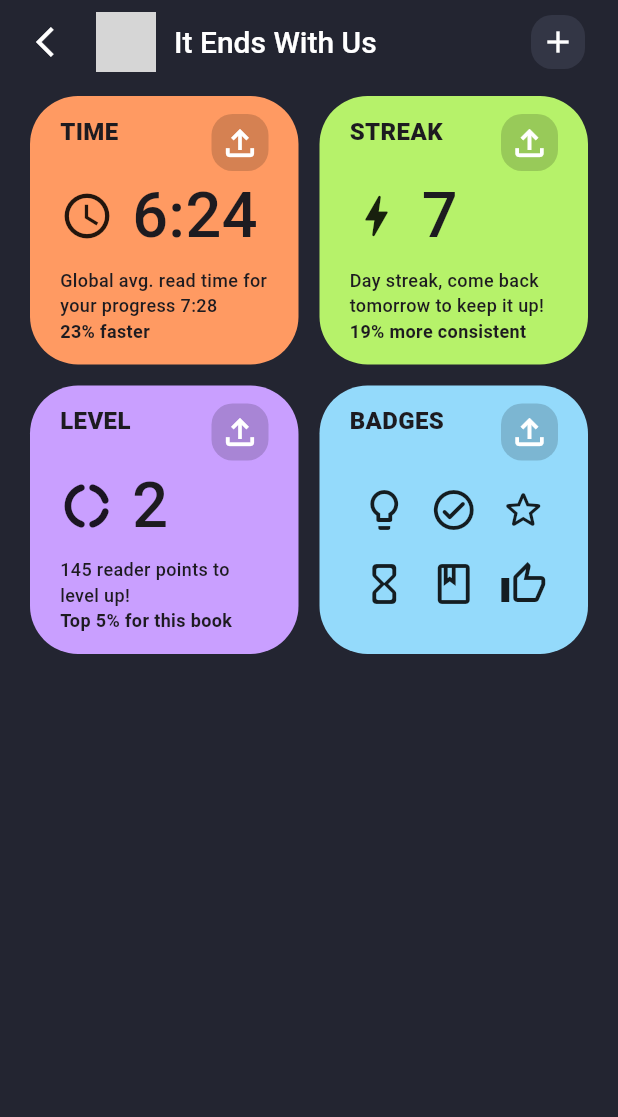
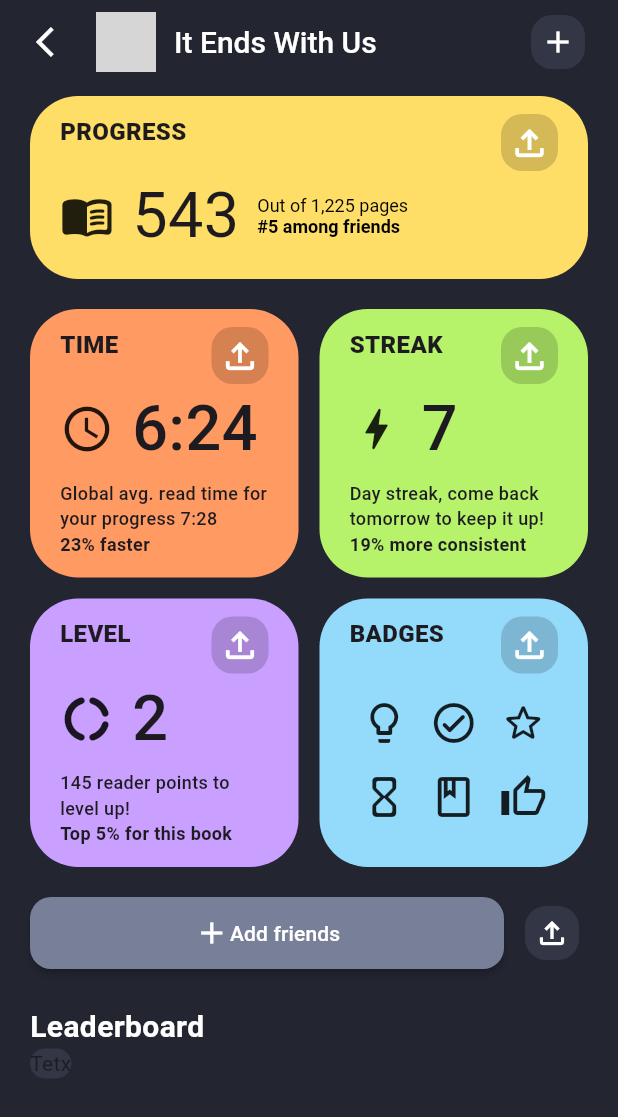
Before and after one commit to VeressIris/flutterUIpractice1, a Flutter app: the screen it shows after launch, on a phone screen of 412 x 824 dp. Shown: the top 1117 px of the screen. Run offline on Flutter 3.47's test engine with Material 3 defaults, Android fonts, the phone set to English and light mode, and no system bars; network calls fail; grey boxes are pictures that could not be loaded.

Commit message:
started leaderboard

```diff
--- a/lib/main.dart
+++ b/lib/main.dart
@@ -1,6 +1,8 @@
 import 'package:flutter/material.dart';
+import 'package:ui_practice_1/widgets/big_data_blob.dart';
 import 'package:ui_practice_1/widgets/data_blob.dart';
 import 'package:ui_practice_1/widgets/data_blob_text_content.dart';
+import 'package:ui_practice_1/widgets/leaderboard.dart';
 
 void main() {
   runApp(const MainApp());
@@ -52,9 +54,34 @@
         ),
         body: Padding(
           padding: const EdgeInsets.symmetric(vertical: 8.0, horizontal: 20),
+          child: SingleChildScrollView(
             child: Column(
+              crossAxisAlignment: CrossAxisAlignment.start,
               children: [
-              Expanded(
+                BigDataBlob(
+                    backgroundColor: const Color.fromARGB(255, 254, 222, 103),
+                    title: 'PROGRESS',
+                    content: Row(
+                      children: [
+                        const Icon(Icons.menu_book_rounded, size: 36),
+                        const Padding(
+                          padding: EdgeInsets.symmetric(horizontal: 12),
+                          child: Text('543', style: TextStyle(fontSize: 42)),
+                        ),
+                        RichText(
+                            text: const TextSpan(
+                                style: TextStyle(
+                                    color: Colors.black, fontSize: 12),
+                                text: "Out of 1,225 pages\n",
+                                children: [
+                              TextSpan(
+                                  text: '#5 among friends',
+                                  style: TextStyle(fontWeight: FontWeight.bold))
+                            ]))
+                      ],
+                    )),
+                SizedBox(
+                  height: 380,
                   child: GridView.count(
                     crossAxisCount: 2,
                     mainAxisSpacing: 14,
@@ -113,7 +140,51 @@
                     ],
                   ),
                 ),
+                Padding(
+                  padding: const EdgeInsets.only(top: 12, bottom: 24),
+                  child: Row(
+                    children: [
+                      Expanded(
+                          child: Padding(
+                        padding: const EdgeInsets.only(right: 8),
+                        child: MaterialButton(
+                          onPressed: () {},
+                          color: const Color(0xFF787F99),
+                          textColor: Colors.white,
+                          shape: const RoundedRectangleBorder(
+                              borderRadius:
+                                  BorderRadius.all(Radius.circular(14))),
+                          padding: const EdgeInsets.symmetric(
+                              horizontal: 24, vertical: 12),
+                          child: const Row(
+                            mainAxisAlignment: MainAxisAlignment.center,
+                            children: [Icon(Icons.add), Text('Add friends')],
+                          ),
+                        ),
+                      )),
+                      MaterialButton(
+                        onPressed: () {},
+                        shape: const RoundedRectangleBorder(
+                            borderRadius:
+                                BorderRadius.all(Radius.circular(14))),
+                        color: const Color(0xFF333645),
+                        minWidth: 12,
+                        elevation: 0,
+                        padding: const EdgeInsets.all(6),
+                        child: const Icon(Icons.file_upload_outlined,
+                            color: Colors.white),
+                      )
                     ],
+                  ),
+                ),
+                const Text('Leaderboard',
+                    style: TextStyle(
+                        color: Colors.white,
+                        fontWeight: FontWeight.bold,
+                        fontSize: 20)),
+                Leaderboard()
+              ],
+            ),
           ),
         ),
       ),
--- /dev/null
+++ b/lib/widgets/big_data_blob.dart
@@ -0,0 +1,46 @@
+import 'package:flutter/material.dart';
+
+class BigDataBlob extends StatelessWidget {
+  const BigDataBlob(
+      {super.key,
+      required this.backgroundColor,
+      required this.title,
+      required this.content});
+  final Color backgroundColor;
+  final String title;
+  final Widget content;
+
+  @override
+  Widget build(BuildContext context) {
+    return Container(
+        padding: const EdgeInsets.symmetric(horizontal: 20, vertical: 12),
+        margin: const EdgeInsets.only(bottom: 20),
+        decoration: BoxDecoration(
+          color: backgroundColor,
+          borderRadius: BorderRadius.circular(32),
+        ),
+        child: Column(
+          children: [
+            Row(
+              crossAxisAlignment: CrossAxisAlignment.start,
+              mainAxisAlignment: MainAxisAlignment.spaceBetween,
+              children: [
+                Text(title,
+                    style: const TextStyle(
+                        fontWeight: FontWeight.w900, fontSize: 16)),
+                Container(
+                  padding: const EdgeInsets.all(5),
+                  decoration: BoxDecoration(
+                    color: const Color.fromARGB(42, 0, 0, 0),
+                    borderRadius: BorderRadius.circular(14),
+                  ),
+                  child: const Icon(Icons.file_upload_outlined,
+                      color: Colors.white, size: 28),
+                ),
+              ],
+            ),
+            content
+          ],
+        ));
+  }
+}
--- a/lib/widgets/data_blob_text_content.dart
+++ b/lib/widgets/data_blob_text_content.dart
@@ -6,11 +6,11 @@
       required this.icon,
       required this.bigText,
       required this.content,
-      required this.boldText});
+      this.boldText});
   final IconData icon;
   final String bigText;
   final String content;
-  final String boldText;
+  final String? boldText;
 
   @override
   Widget build(BuildContext context) {
@@ -36,8 +36,10 @@
         ),
         Text(content,
             style: const TextStyle(fontSize: 12, fontWeight: FontWeight.w500)),
-        Text(boldText,
-            style: const TextStyle(fontSize: 12, fontWeight: FontWeight.bold)),
+        if (boldText != null)
+          Text(boldText!,
+              style:
+                  const TextStyle(fontSize: 12, fontWeight: FontWeight.bold)),
       ],
     );
   }
--- /dev/null
+++ b/lib/widgets/leaderboard.dart
@@ -0,0 +1,15 @@
+import 'package:flutter/material.dart';
+
+class Leaderboard extends StatelessWidget {
+  const Leaderboard({super.key});
+
+  @override
+  Widget build(BuildContext context) {
+    return Container(
+        decoration: BoxDecoration(
+          borderRadius: BorderRadius.circular(20),
+          color: const Color(0xFF333645),
+        ),
+        child: Text('Tetx'));
+  }
+}
```
Lines whose indentation alone changed are shown as unchanged.
